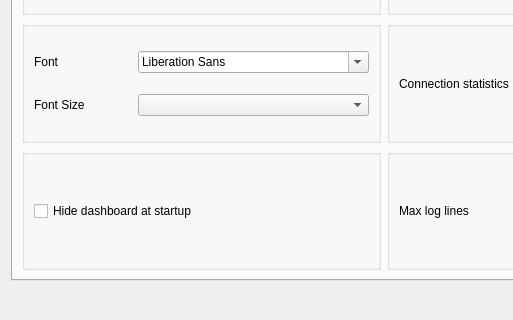
Above: include/ui/setting/dialog_basic_settings.ui from shengmo0210/Throne before the change; both pictures show x 0 to 513 and y 152 to 472 of the 767 by 472 pixel window. Below: the same form after it.
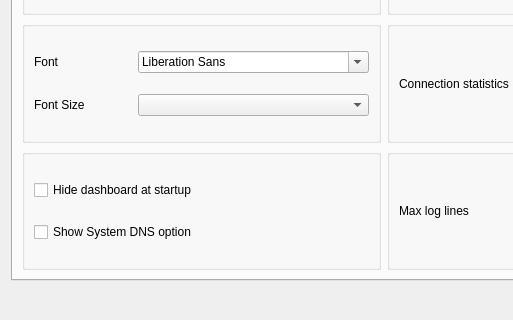
That is the form after the change. The open tabs and pages were chosen to show the change. Custom widgets are drawn as their Qt base class.

Commit message: Hide system DNS by default

```diff
--- a/include/ui/setting/dialog_basic_settings.ui
+++ b/include/ui/setting/dialog_basic_settings.ui
@@ -360,7 +360,7 @@
         <layout class="QHBoxLayout" name="style_h_3">
          <item>
           <widget class="QGroupBox" name="horizontalGroupBox_5">
-           <layout class="QHBoxLayout" name="horizontalLayout_6">
+           <layout class="QVBoxLayout" name="verticalLayout_5">
             <item>
              <widget class="QCheckBox" name="start_minimal">
               <property name="sizePolicy">
@@ -374,6 +374,13 @@
               </property>
              </widget>
             </item>
+            <item>
+             <widget class="QCheckBox" name="show_sys_dns">
+              <property name="text">
+               <string>Show System DNS option</string>
+              </property>
+             </widget>
+            </item>
            </layout>
           </widget>
          </item>
```
The commit also changes 5 other files.
